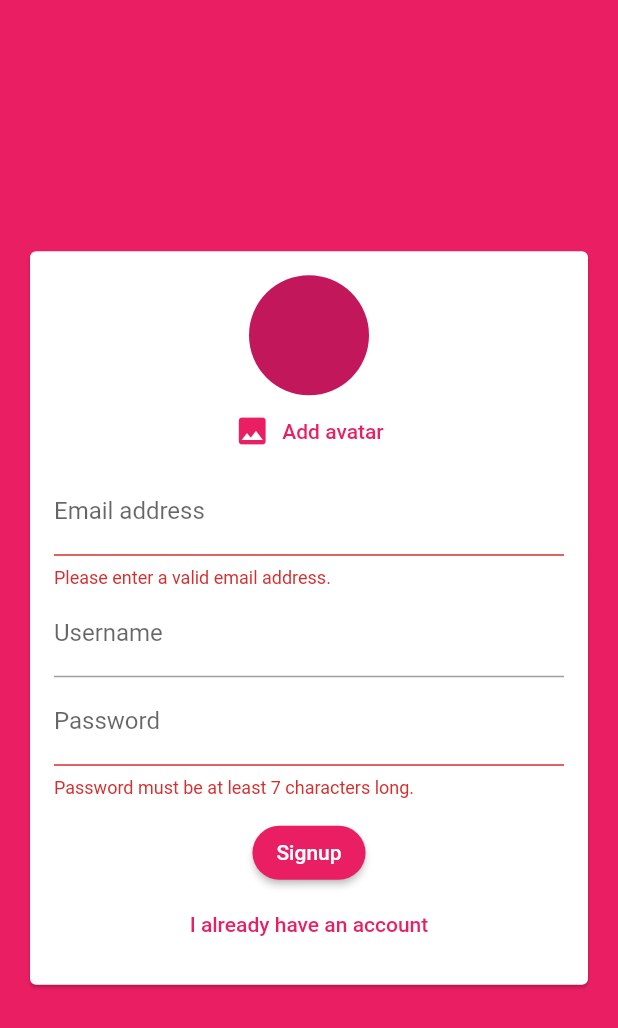
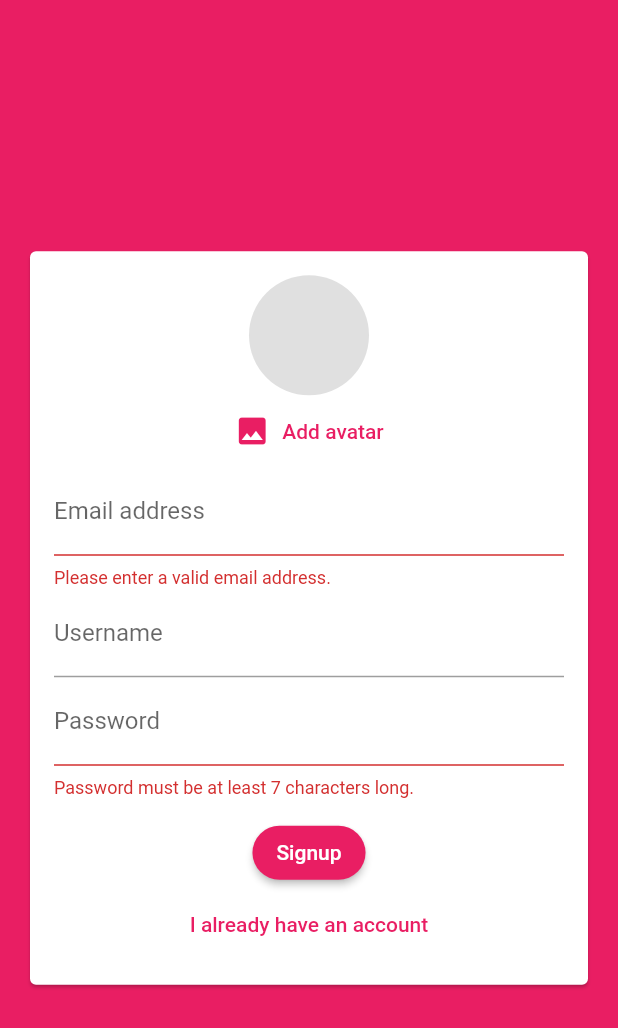
Before and after one commit to leeanngrapes/flutter_chat_app, a Flutter app: the screen it shows after launch, after a tap on "Login", after a tap on "Create new account", after a tap on "Add avatar", on a phone screen of 412 x 824 dp. Shown: the top 1028 px of the screen. Run offline on Flutter 3.47's test engine with Material 2 defaults, Android fonts, the phone set to English and light mode, and no system bars; our stand-ins replace cloud_firestore, firebase_auth, firebase_core, firebase_storage, image_picker; accounts and stored records are empty.

Commit message:
Implemented image upload to Firebase Storage

```diff
--- a/lib/widgets/auth/auth_form.dart
+++ b/lib/widgets/auth/auth_form.dart
@@ -1,3 +1,5 @@
+import 'dart:io';
+
 import 'package:flutter/material.dart';
 import 'package:flutter_chat_app/widgets/pickers/user_image_picker.dart';
 
@@ -13,6 +15,7 @@ class AuthForm extends StatefulWidget {
     String email,
     String userName,
     String password,
+    File image,
     bool isLogin,
     BuildContext ctx,
   ) submitFn;
@@ -23,14 +26,29 @@ class AuthForm extends StatefulWidget {
 
 class _AuthFormState extends State<AuthForm> {
   final _formKey = GlobalKey<FormState>();
-  var _isLogin = true;
   var _userEmail = '';
   var _userName = '';
   var _userPassword = '';
+  File _userImageFile;
+  var _isLogin = true;
+
+  void _pickedImage(File image) {
+    _userImageFile = image;
+  }
 
   void _trySubmit() {
     final isValid = _formKey.currentState.validate();
     FocusScope.of(context).unfocus();
+
+    if (_userImageFile == null && !_isLogin) {
+      ScaffoldMessenger.of(context).showSnackBar(
+        SnackBar(
+          content: Text('Please pick an image'),
+          backgroundColor: Theme.of(context).errorColor,
+        ),
+      );
+      return;
+    }
 
     if (isValid) {
       _formKey.currentState.save();
@@ -38,12 +56,10 @@ class _AuthFormState extends State<AuthForm> {
         _userEmail.trim(),
         _userName.trim(),
         _userPassword.trim(),
+        _userImageFile,
         _isLogin,
         context,
       );
-
-      //Use the saved values to send the auth request :)
-
     }
   }
 
@@ -60,7 +76,7 @@ class _AuthFormState extends State<AuthForm> {
               child: Column(
                 mainAxisSize: MainAxisSize.min,
                 children: <Widget>[
-                  UserImagePicker(),
+                  if (!_isLogin) UserImagePicker(_pickedImage),
                   TextFormField(
                     key: ValueKey('email'),
                     validator: (value) {
--- a/lib/widgets/pickers/user_image_picker.dart
+++ b/lib/widgets/pickers/user_image_picker.dart
@@ -4,6 +4,11 @@ import 'package:flutter/material.dart';
 import 'package:image_picker/image_picker.dart';
 
 class UserImagePicker extends StatefulWidget {
+  UserImagePicker(this.imagePickFn);
+
+  //will receive a file as an argument
+  final void Function(File pickedImage) imagePickFn;
+
   @override
   _UserImagePickerState createState() => _UserImagePickerState();
 }
@@ -14,15 +19,17 @@ class _UserImagePickerState extends State<UserImagePicker> {
 
   Future _pickImage() async {
     //Choose from the gallery only
-    final pickedFile = await picker.getImage(source: ImageSource.gallery);
+    final pickedImage = await picker.getImage(source: ImageSource.gallery);
+    final pickedImageFile = File(pickedImage.path);
 
     setState(() {
-      if (pickedFile != null) {
-        _pickedImage = File(pickedFile.path);
+      if (pickedImageFile != null) {
+        _pickedImage = File(pickedImageFile.path);
       } else {
         print('No image selected');
       }
     });
+    widget.imagePickFn(pickedImageFile);
   }
 
   @override
@@ -31,6 +38,7 @@ class _UserImagePickerState extends State<UserImagePicker> {
       children: [
         CircleAvatar(
           radius: 40,
+          backgroundColor: Colors.grey[300],
           backgroundImage:
               _pickedImage != null ? FileImage(_pickedImage) : null,
         ),
--- a/pubspec.yaml
+++ b/pubspec.yaml
@@ -32,6 +32,7 @@ dependencies:
   firebase_core: ^1.0.2
   firebase_auth: ^1.0.2
   image_picker: ^0.7.4
+  firebase_storage: ^8.0.2
 
 dev_dependencies:
   flutter_test:
```
Also changed, not shown: lib/screens/auth_screen.dart (+19 -2 lines), pubspec.lock, 1 other file.
